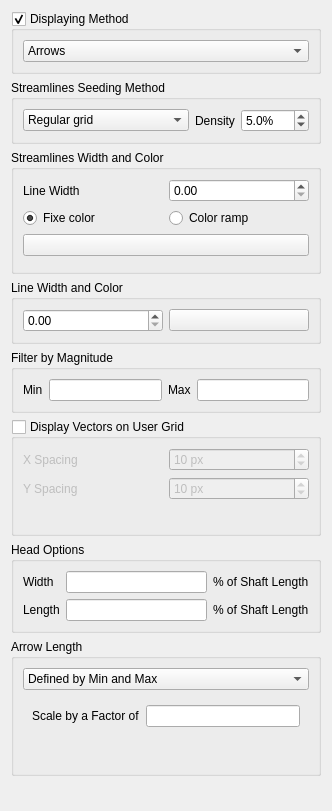
First picture: the form in src/ui/mesh/qgsmeshrenderervectorsettingswidgetbase.ui, repository vcloarec/QGIS, before the edit.
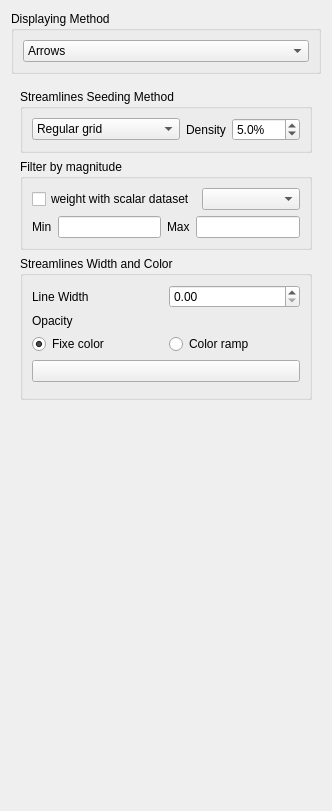
Second picture: the form after the edit. Custom widgets are drawn as their Qt base class.

Commit message: write/read xml for streamlines, add weight for streamlines magnitude

Diff of the .ui file:
```diff
--- a/src/ui/mesh/qgsmeshrenderervectorsettingswidgetbase.ui
+++ b/src/ui/mesh/qgsmeshrenderervectorsettingswidgetbase.ui
@@ -20,7 +20,7 @@
       <string>Displaying Method</string>
      </property>
      <property name="checkable">
-      <bool>true</bool>
+      <bool>false</bool>
      </property>
      <layout class="QVBoxLayout" name="verticalLayout_3">
       <item>
@@ -46,124 +46,12 @@
     </widget>
    </item>
    <item>
-    <widget class="QGroupBox" name="mStreamLinesSeedingMethodGroupBox">
-     <property name="title">
-      <string>Streamlines Seeding Method</string>
-     </property>
-     <layout class="QHBoxLayout" name="horizontalLayout_4" stretch="3,2">
-      <item>
-       <widget class="QComboBox" name="mStreamlinesSeedingMethodComboBox">
-        <item>
-         <property name="text">
-          <string>Regular grid</string>
-         </property>
-        </item>
-        <item>
-         <property name="text">
-          <string>Regular on border</string>
-         </property>
-        </item>
-        <item>
-         <property name="text">
-          <string>Randomly on mesh</string>
-         </property>
-        </item>
-       </widget>
-      </item>
-      <item>
-       <layout class="QHBoxLayout" name="horizontalLayout" stretch="1,0">
-        <property name="topMargin">
-         <number>0</number>
-        </property>
-        <item>
-         <widget class="QLabel" name="label">
-          <property name="text">
-           <string>Density</string>
-          </property>
-         </widget>
-        </item>
-        <item>
-         <widget class="QDoubleSpinBox" name="mStreamlinesDensitySpinBox">
-          <property name="suffix">
-           <string>%</string>
-          </property>
-          <property name="decimals">
+    <widget class="QStackedWidget" name="mDisplayingMethodStacked">
+     <property name="currentIndex">
            <number>1</number>
           </property>
-          <property name="value">
-           <double>5.000000000000000</double>
-          </property>
-         </widget>
-        </item>
-       </layout>
-      </item>
-     </layout>
-    </widget>
-   </item>
-   <item>
-    <widget class="QGroupBox" name="mStreamlinesWidthColorGroupBox">
-     <property name="title">
-      <string>Streamlines Width and Color</string>
-     </property>
-     <layout class="QVBoxLayout" name="verticalLayout_4">
-      <item>
-       <layout class="QHBoxLayout" name="horizontalLayout_6">
-        <property name="topMargin">
-         <number>0</number>
-        </property>
-        <item>
-         <widget class="QLabel" name="label_2">
-          <property name="text">
-           <string>Line Width</string>
-          </property>
-         </widget>
-        </item>
-        <item>
-         <widget class="QDoubleSpinBox" name="mStreamlinesWidthSpinBox">
-          <property name="singleStep">
-           <double>0.200000000000000</double>
-          </property>
-         </widget>
-        </item>
-       </layout>
-      </item>
-      <item>
-       <layout class="QHBoxLayout" name="horizontalLayout_5">
-        <property name="topMargin">
-         <number>0</number>
-        </property>
-        <item>
-         <widget class="QRadioButton" name="mStreamlinesFixedColorRadioButton">
-          <property name="text">
-           <string>Fixe color</string>
-          </property>
-          <property name="checked">
-           <bool>true</bool>
-          </property>
-         </widget>
-        </item>
-        <item>
-         <widget class="QRadioButton" name="mStreamlinesColorRampRadioButton">
-          <property name="text">
-           <string>Color ramp</string>
-          </property>
-         </widget>
-        </item>
-       </layout>
-      </item>
-      <item>
-       <widget class="QgsColorButton" name="mStreamlinesFixeColorButton">
-        <property name="text">
-         <string/>
-        </property>
-       </widget>
-      </item>
-      <item>
-       <widget class="QgsColorRampShaderWidget" name="mStreamlinesColorRampShaderWidget" native="true"/>
-      </item>
-     </layout>
-    </widget>
-   </item>
+     <widget class="QWidget" name="mArrowPage">
+      <layout class="QVBoxLayout" name="verticalLayout_5">
    <item>
     <widget class="QGroupBox" name="arrowWidthColorGroupBox">
      <property name="title">
@@ -434,6 +322,217 @@
      </layout>
     </widget>
    </item>
+      </layout>
+     </widget>
+     <widget class="QWidget" name="mStreamlinesPage">
+      <layout class="QVBoxLayout" name="verticalLayout_6">
+       <item>
+        <widget class="QGroupBox" name="mStreamLinesSeedingMethodGroupBox">
+         <property name="title">
+          <string>Streamlines Seeding Method</string>
+         </property>
+         <layout class="QHBoxLayout" name="horizontalLayout_4" stretch="3,2">
+          <item>
+           <widget class="QComboBox" name="mStreamlinesSeedingMethodComboBox">
+            <item>
+             <property name="text">
+              <string>Regular grid</string>
+             </property>
+            </item>
+            <item>
+             <property name="text">
+              <string>Regular on border</string>
+             </property>
+            </item>
+            <item>
+             <property name="text">
+              <string>Randomly on mesh</string>
+             </property>
+            </item>
+           </widget>
+          </item>
+          <item>
+           <layout class="QHBoxLayout" name="horizontalLayout" stretch="1,0">
+            <property name="topMargin">
+             <number>0</number>
+            </property>
+            <item>
+             <widget class="QLabel" name="label">
+              <property name="text">
+               <string>Density</string>
+              </property>
+             </widget>
+            </item>
+            <item>
+             <widget class="QDoubleSpinBox" name="mStreamlinesDensitySpinBox">
+              <property name="suffix">
+               <string>%</string>
+              </property>
+              <property name="decimals">
+               <number>1</number>
+              </property>
+              <property name="value">
+               <double>5.000000000000000</double>
+              </property>
+             </widget>
+            </item>
+           </layout>
+          </item>
+         </layout>
+        </widget>
+       </item>
+       <item>
+        <widget class="QGroupBox" name="groupBox_2">
+         <property name="title">
+          <string>Filter by magnitude</string>
+         </property>
+         <layout class="QVBoxLayout" name="verticalLayout_7">
+          <item>
+           <layout class="QHBoxLayout" name="horizontalLayout_9">
+            <property name="topMargin">
+             <number>0</number>
+            </property>
+            <item>
+             <widget class="QCheckBox" name="mStreamlinesWeightWithScalarCheckBox">
+              <property name="text">
+               <string>weight with scalar dataset</string>
+              </property>
+             </widget>
+            </item>
+            <item>
+             <widget class="QComboBox" name="mStreamlinesScalarWeightcomboBox"/>
+            </item>
+           </layout>
+          </item>
+          <item>
+           <layout class="QHBoxLayout" name="horizontalLayout_8">
+            <property name="topMargin">
+             <number>0</number>
+            </property>
+            <item>
+             <widget class="QLabel" name="label_3">
+              <property name="text">
+               <string>Min</string>
+              </property>
+             </widget>
+            </item>
+            <item>
+             <widget class="QLineEdit" name="mStreamlinesMinMaglineEdit"/>
+            </item>
+            <item>
+             <widget class="QLabel" name="label_4">
+              <property name="text">
+               <string>Max</string>
+              </property>
+             </widget>
+            </item>
+            <item>
+             <widget class="QLineEdit" name="mStreamlinesMaxMaglineEdit"/>
+            </item>
+           </layout>
+          </item>
+         </layout>
+        </widget>
+       </item>
+       <item>
+        <widget class="QGroupBox" name="mStreamlinesWidthColorGroupBox">
+         <property name="title">
+          <string>Streamlines Width and Color</string>
+         </property>
+         <layout class="QVBoxLayout" name="verticalLayout_4">
+          <item>
+           <layout class="QHBoxLayout" name="horizontalLayout_6">
+            <property name="topMargin">
+             <number>0</number>
+            </property>
+            <item>
+             <widget class="QLabel" name="label_2">
+              <property name="text">
+               <string>Line Width</string>
+              </property>
+             </widget>
+            </item>
+            <item>
+             <widget class="QDoubleSpinBox" name="mStreamlinesWidthSpinBox">
+              <property name="singleStep">
+               <double>0.200000000000000</double>
+              </property>
+             </widget>
+            </item>
+           </layout>
+          </item>
+          <item>
+           <layout class="QHBoxLayout" name="horizontalLayout_7">
+            <property name="topMargin">
+             <number>0</number>
+            </property>
+            <item>
+             <widget class="QLabel" name="label_5">
+              <property name="text">
+               <string>Opacity</string>
+              </property>
+             </widget>
+            </item>
+            <item>
+             <widget class="QgsOpacityWidget" name="mStreamlinesOpacityWidget" native="true"/>
+            </item>
+           </layout>
+          </item>
+          <item>
+           <layout class="QHBoxLayout" name="horizontalLayout_5">
+            <property name="topMargin">
+             <number>0</number>
+            </property>
+            <item>
+             <widget class="QRadioButton" name="mStreamlinesFixedColorRadioButton">
+              <property name="text">
+               <string>Fixe color</string>
+              </property>
+              <property name="checked">
+               <bool>true</bool>
+              </property>
+             </widget>
+            </item>
+            <item>
+             <widget class="QRadioButton" name="mStreamlinesColorRampRadioButton">
+              <property name="text">
+               <string>Color ramp</string>
+              </property>
+             </widget>
+            </item>
+           </layout>
+          </item>
+          <item>
+           <widget class="QgsColorButton" name="mStreamlinesFixeColorButton">
+            <property name="text">
+             <string/>
+            </property>
+           </widget>
+          </item>
+          <item>
+           <widget class="QgsColorRampShaderWidget" name="mStreamlinesColorRampShaderWidget" native="true"/>
+          </item>
+         </layout>
+        </widget>
+       </item>
+       <item>
+        <spacer name="verticalSpacer_3">
+         <property name="orientation">
+          <enum>Qt::Vertical</enum>
+         </property>
+         <property name="sizeHint" stdset="0">
+          <size>
+           <width>20</width>
+           <height>40</height>
+          </size>
+         </property>
+        </spacer>
+       </item>
+      </layout>
+     </widget>
+     <widget class="QWidget" name="mTracePage"/>
+    </widget>
+   </item>
    <item>
     <spacer name="verticalSpacer">
      <property name="orientation">
@@ -472,6 +571,12 @@
    <header>raster/qgscolorrampshaderwidget.h</header>
    <container>1</container>
   </customwidget>
+  <customwidget>
+   <class>QgsOpacityWidget</class>
+   <extends>QWidget</extends>
+   <header>qgsopacitywidget.h</header>
+   <container>1</container>
+  </customwidget>
  </customwidgets>
  <resources/>
  <connections/>
```
Lines whose indentation alone changed are shown as unchanged. The commit also changes 11 other files.
